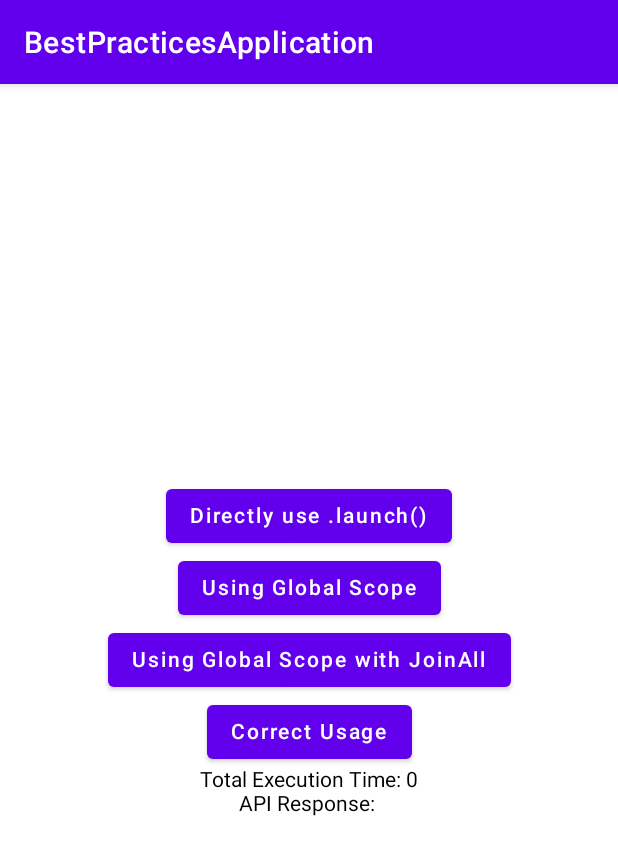
After one commit to lemondoglol/BestPracticesAndroid, an Android app built with Jetpack Compose: the AvoidGlobalScopeFragment screen opened through its navigation route, on a phone screen of 412 x 824 dp. The commit adds this screen. Shown: the top 855 px of the screen. Run offline under Robolectric (Android 15) with nearby library versions, the phone set to English and light mode, and no system bars; our stand-ins replace Dagger/Hilt's generated code.

```diff
--- a/app/build.gradle
+++ b/app/build.gradle
@@ -84,6 +84,8 @@ dependencies {
 
     def lifecycle_version = "2.5.1"
     implementation "androidx.lifecycle:lifecycle-viewmodel-ktx:$lifecycle_version"
+    implementation "androidx.lifecycle:lifecycle-runtime-ktx:$lifecycle_version"
+    implementation "androidx.lifecycle:lifecycle-service:$lifecycle_version"
 
     // hilt
     implementation "com.google.dagger:hilt-android:2.44"
@@ -118,7 +120,6 @@ dependencies {
     implementation "androidx.startup:startup-runtime:1.1.1"
     implementation "androidx.hilt:hilt-work:1.0.0"
     kapt 'androidx.hilt:hilt-compiler:1.0.0'
-
 }
 
 // Allow references to generated code
--- a/app/src/main/AndroidManifest.xml
+++ b/app/src/main/AndroidManifest.xml
@@ -41,6 +41,11 @@
                 android:value="androidx.startup"
                 tools:node="remove" />
         </provider>
+
+        <service
+            android:name=".features.timer.TimerService"
+            android:enabled="true"
+            android:exported="true" />
     </application>
 
 </manifest>
--- a/app/src/main/java/com/example/bestpracticesapplication/HomeFragment.kt
+++ b/app/src/main/java/com/example/bestpracticesapplication/HomeFragment.kt
@@ -93,6 +93,26 @@ class HomeFragment : Fragment() {
                             ) {
                                 Text("To Flash Light")
                             }
+
+                            Button(
+                                onClick = {
+                                    findNavController().navigate(
+                                        HomeFragmentDirections.actionHomeFragmentToAvoidGlobalScopeFragment()
+                                    )
+                                }
+                            ) {
+                                Text("To Avoid Using GlobalScope Example")
+                            }
+
+                            Button(
+                                onClick = {
+                                    findNavController().navigate(
+                                        HomeFragmentDirections.actionHomeFragmentToCountDownTimerFragment()
+                                    )
+                                }
+                            ) {
+                                Text("To CountDownTimer Example")
+                            }
                         }
                     }
                 }
--- a/app/src/main/java/com/example/bestpracticesapplication/MainActivity.kt
+++ b/app/src/main/java/com/example/bestpracticesapplication/MainActivity.kt
@@ -63,7 +63,7 @@ class MainActivity : AppCompatActivity(), SensorEventListener {
                 }
             }
             lightSensor -> {
-                Log.d("Tuna", "Light Sensor: ")
+//                Log.d("Tuna", "Light Sensor: ")
             }
             else -> {}
         }
--- /dev/null
+++ b/app/src/main/java/com/example/bestpracticesapplication/coroutine/AvoidGlobalScopeFragment.kt
@@ -0,0 +1,76 @@
+package com.example.bestpracticesapplication.coroutine
+
+import android.os.Bundle
+import android.view.LayoutInflater
+import android.view.View
+import android.view.ViewGroup
+import androidx.compose.foundation.layout.Arrangement
+import androidx.compose.foundation.layout.Column
+import androidx.compose.foundation.layout.fillMaxSize
+import androidx.compose.material.Button
+import androidx.compose.material.Surface
+import androidx.compose.material.Text
+import androidx.compose.ui.Alignment
+import androidx.compose.ui.Modifier
+import androidx.compose.ui.platform.ComposeView
+import androidx.fragment.app.Fragment
+import androidx.fragment.app.viewModels
+import dagger.hilt.android.AndroidEntryPoint
+
+@AndroidEntryPoint
+class AvoidGlobalScopeFragment : Fragment() {
+
+    private val viewModel by viewModels<AvoidGlobalScopeFragmentViewModel>()
+
+    override fun onCreateView(
+        inflater: LayoutInflater,
+        container: ViewGroup?,
+        savedInstanceState: Bundle?
+    ): View {
+        return ComposeView(requireContext()).apply {
+            setContent {
+                Surface(modifier = Modifier.fillMaxSize()) {
+                    Column(
+                        horizontalAlignment = Alignment.CenterHorizontally,
+                        verticalArrangement = Arrangement.Center,
+                    ) {
+                        Button(
+                            onClick = {
+                                viewModel.exampleUsingLaunch()
+                            }
+                        ) {
+                            Text("Directly use .launch()")
+                        }
+
+                        Button(
+                            onClick = {
+                                viewModel.exampleUsingGlobalScope()
+                            }
+                        ) {
+                            Text("Using Global Scope")
+                        }
+
+                        Button(
+                            onClick = {
+                                viewModel.exampleUsingGlobalScope1()
+                            }
+                        ) {
+                            Text("Using Global Scope with JoinAll")
+                        }
+
+                        Button(
+                            onClick = {
+                                viewModel.exampleUsingCustomScope()
+                            }
+                        ) {
+                            Text("Correct Usage")
+                        }
+
+                        Text("Total Execution Time: ${viewModel.totalExecuteTime}")
+                        Text("API Response: \n${viewModel.fakeAPIResponse}")
+                    }
+                }
+            }
+        }
+    }
+}
--- a/app/src/main/res/navigation/home_nav_graph.xml
+++ b/app/src/main/res/navigation/home_nav_graph.xml
@@ -26,6 +26,12 @@
         <action
             android:id="@+id/action_homeFragment_to_customFlashLightFragment"
             app:destination="@id/customFlashLightFragment" />
+        <action
+            android:id="@+id/action_homeFragment_to_avoidGlobalScopeFragment"
+            app:destination="@id/avoidGlobalScopeFragment" />
+        <action
+            android:id="@+id/action_homeFragment_to_countDownTimerFragment"
+            app:destination="@id/countDownTimerFragment" />
     </fragment>
     <fragment
         android:id="@+id/fileTransferFragment"
@@ -51,4 +57,12 @@
         android:id="@+id/customFlashLightFragment"
         android:name="com.example.bestpracticesapplication.features.flash_light.CustomFlashLightFragment"
         android:label="CustomFlashLightFragment" />
+    <fragment
+        android:id="@+id/avoidGlobalScopeFragment"
+        android:name="com.example.bestpracticesapplication.coroutine.AvoidGlobalScopeFragment"
+        android:label="AvoidGlobalScopeFragment" />
+    <fragment
+        android:id="@+id/countDownTimerFragment"
+        android:name="com.example.bestpracticesapplication.features.timer.CountDownTimerFragment"
+        android:label="CountDownTimerFragment" />
 </navigation>
```
Also changed, not shown: app/src/main/java/com/example/bestpracticesapplication/coroutine/AvoidGlobalScopeFragmentViewModel.kt (added, +102 -0 lines), app/src/main/java/com/example/bestpracticesapplication/features/timer/CountDownTimerFragment.kt (added, +115 -0 lines), app/src/main/java/com/example/bestpracticesapplication/features/timer/CountDownTimerFragmentViewModel.kt (added, +22 -0 lines), app/src/main/java/com/example/bestpracticesapplication/features/timer/TimerService.kt (added, +71 -0 lines).
